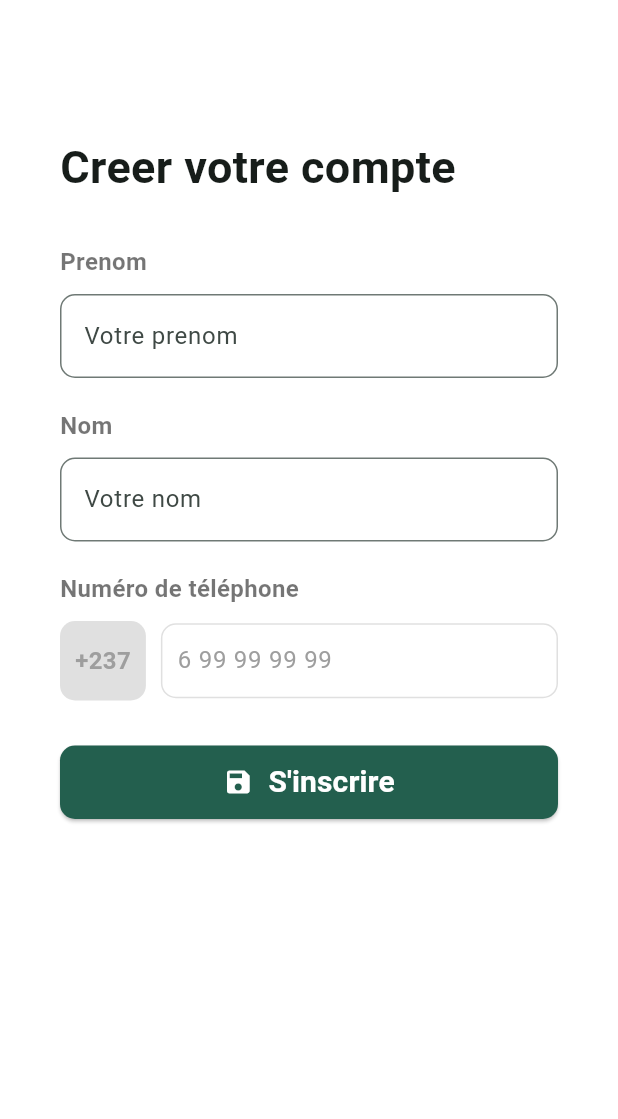
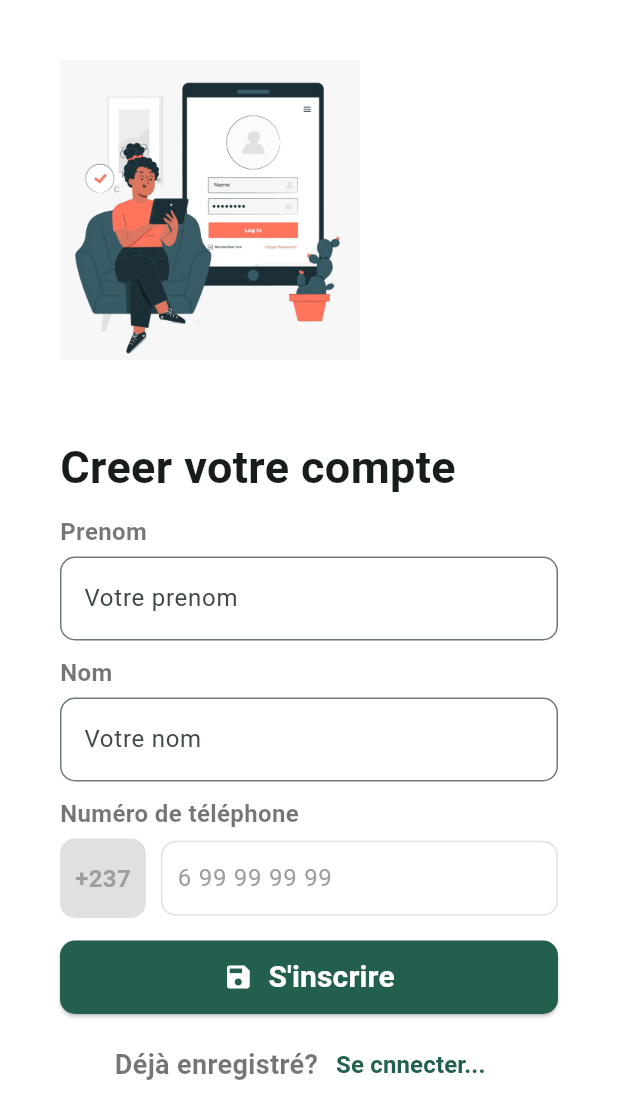
Before and after one commit to PurgaDev/Flutter, a Flutter app: the RegisterPage screen opened directly, on a phone screen of 412 x 824 dp. Shown: the top 1119 px of the screen. Run offline on Flutter 3.47's test engine with Material 3 defaults, Android fonts, the light colour scheme and no system bars; our stand-ins replace image_picker, pin_code_fields, shared_preferences; accounts and stored records are empty; Roboto replaces fonts that are missing (Inter_18pt, Poppins).

Commit message:
update register

```diff
--- a/lib/main.dart
+++ b/lib/main.dart
@@ -1,4 +1,5 @@
 import 'package:flutter/material.dart';
+import 'package:purga/pages/signalement_page.dart';
 import 'package:purga/pages/start_screen.dart';
 
 void main() async {
@@ -20,7 +21,7 @@ class MyApp extends StatelessWidget {
         useMaterial3: true,
       ),
       debugShowCheckedModeBanner: false,
-      home: const StartScreen(),
+      home: const SignalementPage(),
     );
   }
 }
--- a/lib/pages/register.dart
+++ b/lib/pages/register.dart
@@ -80,10 +80,10 @@ class _RegisterPageState extends State<RegisterPage> {
             crossAxisAlignment: CrossAxisAlignment.start,
             children: [
               // Image
-              // SizedBox(
-              //   height: 100,
-              //   child: Image.asset('assets/login.jpeg'),
-              // ),
+              SizedBox(
+                height: 200,
+                child: Image.asset('assets/login.jpeg'),
+              ),
               const SizedBox(height: 50),
               // "Register"
               const Text(
@@ -95,7 +95,7 @@ class _RegisterPageState extends State<RegisterPage> {
                 ),
                 textAlign: TextAlign.left,
               ),
-              const SizedBox(height: 30),
+              const SizedBox(height: 10),
               // "Nom"
               const Align(
                 alignment: Alignment.centerLeft,
@@ -109,7 +109,7 @@ class _RegisterPageState extends State<RegisterPage> {
                   ),
                 ),
               ),
-              const SizedBox(height: 10),
+              const SizedBox(height: 5),
               // nom
               TextField(
                 onChanged: (String value) => setState(() => _firstName = value),
@@ -120,7 +120,7 @@ class _RegisterPageState extends State<RegisterPage> {
                   hintText: 'Votre prenom',
                 ),
               ),
-              const SizedBox(height: 20),
+              const SizedBox(height: 10),
 
               // "Nom"
               const Align(
@@ -135,7 +135,7 @@ class _RegisterPageState extends State<RegisterPage> {
                   ),
                 ),
               ),
-              const SizedBox(height: 10),
+              const SizedBox(height: 5),
               // nom
               TextField(
                 onChanged: (String value) => setState(() => _lastName = value),
@@ -146,7 +146,7 @@ class _RegisterPageState extends State<RegisterPage> {
                   hintText: 'Votre nom',
                 ),
               ),
-              const SizedBox(height: 20),
+              const SizedBox(height: 10),
 
               //"Numéro de téléphone"
               const Align(
@@ -161,7 +161,7 @@ class _RegisterPageState extends State<RegisterPage> {
                   ),
                 ),
               ),
-              const SizedBox(height: 10),
+              const SizedBox(height: 5),
               // numéro de téléphone
               Row(
                 children: [
@@ -206,7 +206,7 @@ class _RegisterPageState extends State<RegisterPage> {
                   ),
                 ],
               ),
-              const SizedBox(height: 30),
+              const SizedBox(height: 15),
               //"S'inscrire"
               SizedBox(
                 width: double.infinity,
@@ -242,6 +242,38 @@ class _RegisterPageState extends State<RegisterPage> {
                   ),
                 ),
               ),
+              const SizedBox(height: 10),
+              // Texte pour créer un compte
+              Row(
+                mainAxisAlignment: MainAxisAlignment.center,
+                children: [
+                  const Text(
+                    "Déjà enregistré?",
+                    style: TextStyle(
+                        color: Colors.black54,
+                        fontSize: 18,
+                        fontFamily: 'Inter_18pt',
+                        fontWeight: FontWeight.bold),
+                  ),
+                  TextButton(
+                    onPressed: () {
+                      Navigator.push(
+                        context,
+                        MaterialPageRoute(
+                            builder: (context) => const RegisterPage()),
+                      );
+                    },
+                    child: const Text(
+                      "Se cnnecter...",
+                      style: TextStyle(
+                          color: Color(0xFF235F4E),
+                          fontSize: 16,
+                          fontFamily: 'Inter_18pt',
+                          fontWeight: FontWeight.bold),
+                    ),
+                  ),
+                ],
+              ),
             ],
           ),
         ),
--- a/lib/services/authentification_service.dart
+++ b/lib/services/authentification_service.dart
@@ -3,7 +3,7 @@ import 'dart:convert';
 import 'package:http/http.dart' as http;
 
 class AuthentificationService {
-  final String baseUrl = 'http://192.168.1.134:8000/api';
+  final String baseUrl = 'http://37.60.244.227:8000/api/user';
 
   Future<bool> sendPhoneNumber(String phoneNumber) async {
     try {
--- a/pubspec.yaml
+++ b/pubspec.yaml
@@ -39,6 +39,7 @@ dependencies:
   http: ^1.2.2
   pin_code_fields: ^8.0.1
   shared_preferences: ^2.3.3
+  image_picker: ^1.1.2
 
 dev_dependencies:
   flutter_test:
@@ -60,6 +61,9 @@ flutter:
   assets:
     - assets/fonts/
     - assets/login.jpeg
+    - images/im1.jpg
+    - images/im2.jpg
+    - images/im2.jpg
 
   fonts:
     - family: KaushanScript
```
Also changed, not shown: lib/pages/modal_page.dart (added, +159 -0 lines), lib/pages/signalement_page.dart (added, +24 -0 lines), assets/user_default.png (added), images/im1.jpg (added), images/im2.jpg (added), images/im3.jpg (added), pubspec.lock, 7 other files.
